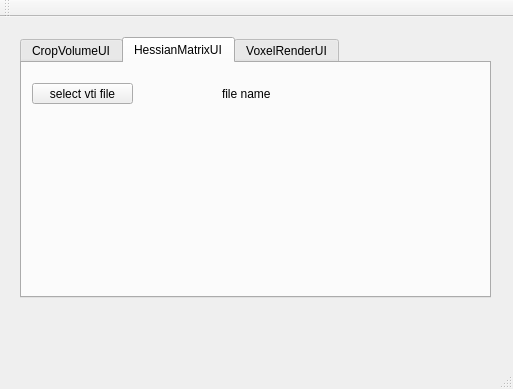
Old version of the form mainwindow.ui in the repository bleachzou3/UIForSegmentation.
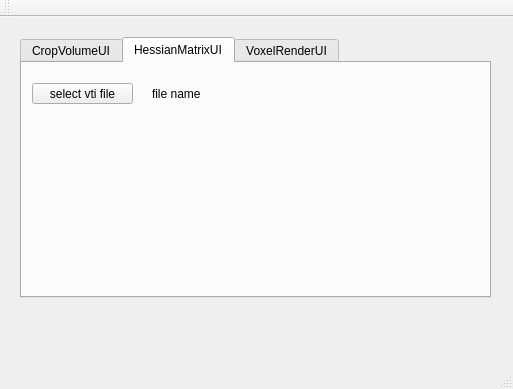
New version of the form.

Commit message: 实现文件选择功能

Patch:
```diff
--- a/mainwindow.ui
+++ b/mainwindow.ui
@@ -54,9 +54,9 @@
      <widget class="QLabel" name="inputFileNameLabel">
       <property name="geometry">
        <rect>
-        <x>200</x>
+        <x>130</x>
         <y>20</y>
-        <width>121</width>
+        <width>331</width>
         <height>21</height>
        </rect>
       </property>
```
The commit also changes 2 other files.
